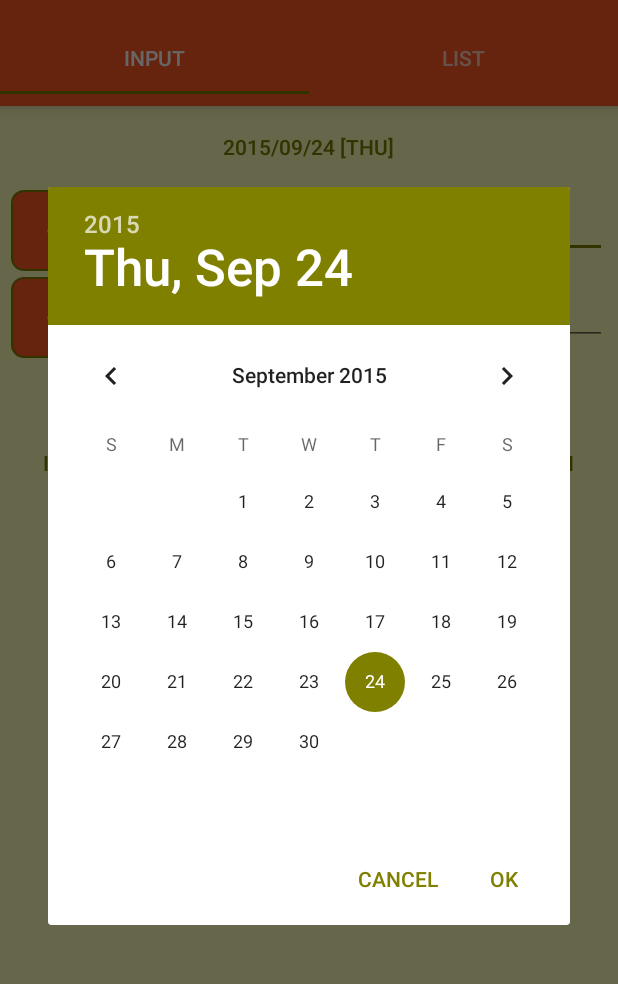
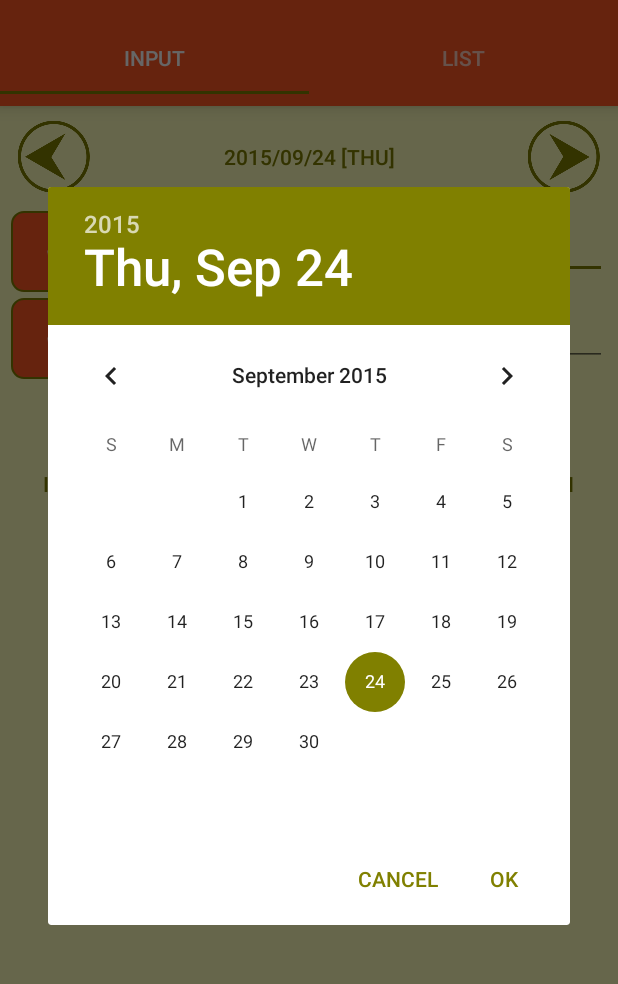
Before and after one commit to tsato1/Kakeibo, an Android app: the screen it shows after launch (MainActivity), after a tap on an icon or button, on a phone screen of 412 x 824 dp, the part 62-1046 px from its top. Run offline under Robolectric (Android 15) with nearby library versions, the phone set to English and light mode, and no system bars.

Commit message:
Date arrow on Fragment1

```diff
--- a/app/src/main/java/com/kakeibo/TabFragment1.java
+++ b/app/src/main/java/com/kakeibo/TabFragment1.java
@@ -14,8 +14,10 @@ import android.view.inputmethod.InputMethodManager;
 import android.widget.Button;
 import android.widget.DatePicker;
 import android.widget.EditText;
+import android.widget.ImageButton;
 import android.widget.Toast;
 
+import java.text.ParseException;
 import java.text.SimpleDateFormat;
 import java.util.ArrayList;
 import java.util.Calendar;
@@ -31,12 +33,11 @@ public class TabFragment1 extends Fragment
 {
     public  Button btnDate;
 
+    private ImageButton btnPrev, btnNext;
     private ArrayList<Button> btnsCategory;
     private EditText edt_amount;
     private EditText edt_memo;
-
     private String selectedCategory = "";
-
     private View view;
 
     @Override
@@ -53,7 +54,9 @@ public class TabFragment1 extends Fragment
 
     void findViews(View view)
     {
+        btnPrev = (ImageButton)view.findViewById(R.id.btn_prev);
         btnDate = (Button)view.findViewById(R.id.btn_date);
+        btnNext = (ImageButton)view.findViewById(R.id.btn_next);
 
         btnsCategory = new ArrayList<Button>();
         btnsCategory.add((Button) view.findViewById(R.id.btn_category1));
@@ -75,42 +78,66 @@ public class TabFragment1 extends Fragment
         for (int i = 0; i < 8; i++)
         {
             btnsCategory.get(i).setText(MainActivity.defaultCategory[i]);
-            //set drawable
         }
     }
 
     void setListeners()
     {
-        btnDate.setOnClickListener(new View.OnClickListener() {
-            @Override
-            public void onClick(View v) {
-                showYMDPickerDialog();
-            }
-        });
+        btnPrev.setOnClickListener(new DateButtonClickListener());
+        btnDate.setOnClickListener(new DateButtonClickListener());
+        btnNext.setOnClickListener(new DateButtonClickListener());
 
         for (int i = 0; i < 8; i++) {
-            btnsCategory.get(i).setOnClickListener(new ButtonClickListener());
+            btnsCategory.get(i).setOnClickListener(new CategoryButtonClickListener());
         }
     }
 
-    void reset()
-    {
-        edt_amount.setText("");
-        edt_memo.setText("");
-        btnDate.setText(getTodaysDate());
+    class DateButtonClickListener implements View.OnClickListener {
+        public void  onClick(View view) {
+            String sourceDate = btnDate.getText().toString().substring(0, 10);
+            //Log.d("sourceDate", sourceDate);
+            SimpleDateFormat format = new SimpleDateFormat("yyyy/MM/dd");
+            Date date = null;
+            Calendar cal = Calendar.getInstance();
 
-        InputMethodManager imm = (InputMethodManager)getActivity().getSystemService(Context.INPUT_METHOD_SERVICE);
-        imm.hideSoftInputFromWindow(view.getWindowToken(), InputMethodManager.HIDE_NOT_ALWAYS);
+            switch (view.getId()) {
+                case R.id.btn_prev:
+                    try {
+                        date = format.parse(sourceDate);
+                    } catch (ParseException e) {
+                        e.printStackTrace();
+                    }
+                    cal.setTime(date);
+                    cal.add(Calendar.DATE, -1);
+                    date = cal.getTime();
+                    String str = new SimpleDateFormat("yyyy/MM/dd", Locale.getDefault()).format(date)
+                            + " [" + MainActivity.weekName[cal.get(Calendar.DAY_OF_WEEK)-1] + "]";
+                    btnDate.setText(str);
+                    break;
+                case R.id.btn_date:
+                    showYMDPickerDialog();
+                    break;
+                case R.id.btn_next:
+                    try {
+                        date = format.parse(sourceDate);
+                    } catch (ParseException e) {
+                        e.printStackTrace();
+                    }
+                    cal.setTime(date);
+                    cal.add(Calendar.DATE, 1);
+                    date = cal.getTime();
+                    str = new SimpleDateFormat("yyyy/MM/dd", Locale.getDefault()).format(date)
+                            + " [" + MainActivity.weekName[cal.get(Calendar.DAY_OF_WEEK)-1] + "]";
+                    btnDate.setText(str);
+                    break;
+            }
+        }
     }
 
-    class ButtonClickListener implements View.OnClickListener
-    {
-        public void onClick(View view)
-        {
-            switch (view.getId())
-            {
+    class CategoryButtonClickListener implements View.OnClickListener {
+        public void onClick(View view) {
+            switch (view.getId()) {
                 case R.id.btn_category1:
-                    //change color of the button
                     selectedCategory = btnsCategory.get(0).getText().toString();
                     break;
                 case R.id.btn_category2:
@@ -166,7 +193,6 @@ public class TabFragment1 extends Fragment
     {
         DBAdapter dbAdapter = new DBAdapter(getActivity());
 
-        /*** check if yyyy/m/dd or yyyy/mm/dd ***/
         String ym = btnDate.getText().toString().substring(0, 7);;
         String d = btnDate.getText().toString().substring(8, btnDate.getText().toString().indexOf(" "));
         Log.d("fragment1", "d = " + d + ", ym = " + ym);
@@ -203,7 +229,6 @@ public class TabFragment1 extends Fragment
                 Date date = cal.getTime();
                 String str = new SimpleDateFormat("yyyy/MM/dd", Locale.getDefault()).format(date)
                         + " [" + MainActivity.weekName[cal.get(Calendar.DAY_OF_WEEK)-1] + "]";
-                if (str.charAt(5) == '0' || str.charAt(8) == '0') str.replace("0", "");
                 btnDate.setText(str);
             }
         }, year, month-1, day);
@@ -225,4 +250,13 @@ public class TabFragment1 extends Fragment
         return str;
     }
 
+    void reset()
+    {
+        edt_amount.setText("");
+        edt_memo.setText("");
+        btnDate.setText(getTodaysDate());
+
+        InputMethodManager imm = (InputMethodManager)getActivity().getSystemService(Context.INPUT_METHOD_SERVICE);
+        imm.hideSoftInputFromWindow(view.getWindowToken(), InputMethodManager.HIDE_NOT_ALWAYS);
+    }
 }
--- a/app/src/main/java/com/kakeibo/TabFragment2.java
+++ b/app/src/main/java/com/kakeibo/TabFragment2.java
@@ -151,7 +151,6 @@ public class TabFragment2 extends Fragment {
     }
 
     public void loadItems(){
-
         dateHeaderList.clear();
         childDataHashMap.clear();
         income = expense = balance = 0;
@@ -219,6 +218,10 @@ public class TabFragment2 extends Fragment {
             txvBalance.setTextColor(ContextCompat.getColor(getActivity(), R.color.ColorBlue));
             txvBalance.setText("+" + String.valueOf(balance));
         }
+        else {
+            txvBalance.setTextColor(ContextCompat.getColor(getActivity(), R.color.ColorBlack));
+            txvBalance.setText(String.valueOf(balance));
+        }
     }
 
     public void reset()
--- a/app/src/main/res/layout/tab_fragment_1.xml
+++ b/app/src/main/res/layout/tab_fragment_1.xml
@@ -6,12 +6,31 @@
     android:orientation="vertical"
     android:background="@color/ColorBackground">
 
-    <Button
-        android:id="@+id/btn_date"
-        android:layout_width="wrap_content"
+    <LinearLayout
+        android:orientation="horizontal"
+        android:layout_width="match_parent"
         android:layout_height="wrap_content"
-        android:layout_gravity="center"
-        style="?android:attr/buttonBarButtonStyle"/>
+        style="?android:attr/buttonBarStyle">
+        <ImageButton
+            android:id="@+id/btn_prev"
+            android:layout_width="wrap_content"
+            android:layout_height="wrap_content"
+            android:src="@mipmap/ic_left_arrow"
+            style="?android:attr/buttonBarButtonStyle"/>
+        <Button
+            android:id="@+id/btn_date"
+            android:layout_width="0dp"
+            android:layout_height="wrap_content"
+            android:layout_weight="1"
+            android:layout_gravity="center_vertical"
+            style="?android:attr/buttonBarButtonStyle"/>
+        <ImageButton
+            android:id="@+id/btn_next"
+            android:layout_width="wrap_content"
+            android:layout_height="wrap_content"
+            android:src="@mipmap/ic_right_arrow"
+            style="?android:attr/buttonBarButtonStyle"/>
+    </LinearLayout>
 
     <TableLayout
         android:layout_width="match_parent"
```
